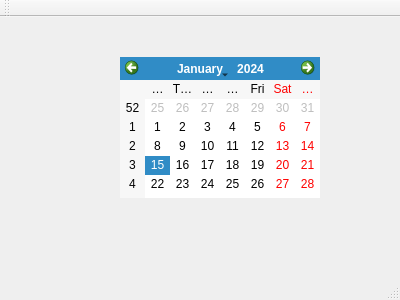
Old version of the form MedicineDb/mainwindow.ui in the repository zhelih/MedicineDB.
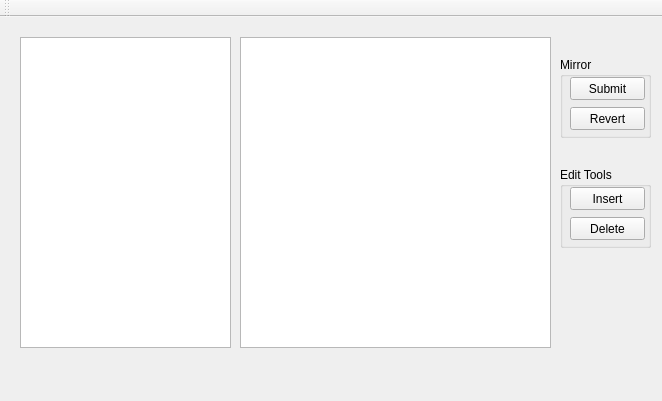
New version of the form.

```diff
--- a/MedicineDb/mainwindow.ui
+++ b/MedicineDb/mainwindow.ui
@@ -6,23 +6,126 @@
    <rect>
     <x>0</x>
     <y>0</y>
-    <width>400</width>
-    <height>300</height>
+    <width>662</width>
+    <height>401</height>
    </rect>
   </property>
   <property name="windowTitle">
    <string>MainWindow</string>
   </property>
   <widget class="QWidget" name="centralWidget">
-   <widget class="QCalendarWidget" name="calendarWidget">
+   <widget class="QTableView" name="tableView">
     <property name="geometry">
      <rect>
-      <x>120</x>
+      <x>20</x>
+      <y>20</y>
+      <width>211</width>
+      <height>311</height>
+     </rect>
+    </property>
+    <property name="editTriggers">
+     <set>QAbstractItemView::NoEditTriggers</set>
+    </property>
+    <property name="sortingEnabled">
+     <bool>true</bool>
+    </property>
+    <attribute name="horizontalHeaderStretchLastSection">
+     <bool>false</bool>
+    </attribute>
+   </widget>
+   <widget class="QTableView" name="tableView_2">
+    <property name="geometry">
+     <rect>
+      <x>240</x>
+      <y>20</y>
+      <width>311</width>
+      <height>311</height>
+     </rect>
+    </property>
+    <property name="selectionMode">
+     <enum>QAbstractItemView::MultiSelection</enum>
+    </property>
+    <property name="selectionBehavior">
+     <enum>QAbstractItemView::SelectRows</enum>
+    </property>
+   </widget>
+   <widget class="QGroupBox" name="groupBox">
+    <property name="geometry">
+     <rect>
+      <x>560</x>
+      <y>150</y>
+      <width>91</width>
+      <height>81</height>
+     </rect>
+    </property>
+    <property name="title">
+     <string>Edit Tools</string>
+    </property>
+    <widget class="QPushButton" name="pushButton_3">
+     <property name="geometry">
+      <rect>
+       <x>10</x>
+       <y>20</y>
+       <width>75</width>
+       <height>23</height>
+      </rect>
+     </property>
+     <property name="text">
+      <string>Insert</string>
+     </property>
+    </widget>
+    <widget class="QPushButton" name="pushButton_4">
+     <property name="geometry">
+      <rect>
+       <x>10</x>
+       <y>50</y>
+       <width>75</width>
+       <height>23</height>
+      </rect>
+     </property>
+     <property name="text">
+      <string>Delete</string>
+     </property>
+    </widget>
+   </widget>
+   <widget class="QGroupBox" name="groupBox_2">
+    <property name="geometry">
+     <rect>
+      <x>560</x>
       <y>40</y>
-      <width>200</width>
-      <height>141</height>
+      <width>91</width>
+      <height>81</height>
      </rect>
     </property>
+    <property name="title">
+     <string>Mirror</string>
+    </property>
+    <widget class="QPushButton" name="pushButton">
+     <property name="geometry">
+      <rect>
+       <x>10</x>
+       <y>20</y>
+       <width>75</width>
+       <height>23</height>
+      </rect>
+     </property>
+     <property name="text">
+      <string>Submit</string>
+     </property>
+    </widget>
+    <widget class="QPushButton" name="pushButton_2">
+     <property name="geometry">
+      <rect>
+       <x>10</x>
+       <y>50</y>
+       <width>75</width>
+       <height>23</height>
+      </rect>
+     </property>
+     <property name="text">
+      <string>Revert</string>
+     </property>
+    </widget>
    </widget>
   </widget>
   <widget class="QMenuBar" name="menuBar">
@@ -43,7 +146,6 @@
     <bool>false</bool>
    </attribute>
   </widget>
-  <widget class="QStatusBar" name="statusBar"/>
  </widget>
  <layoutdefault spacing="6" margin="11"/>
  <resources/>
```
Left out of the diff: 96 changed lines with no effect on the pictures.
